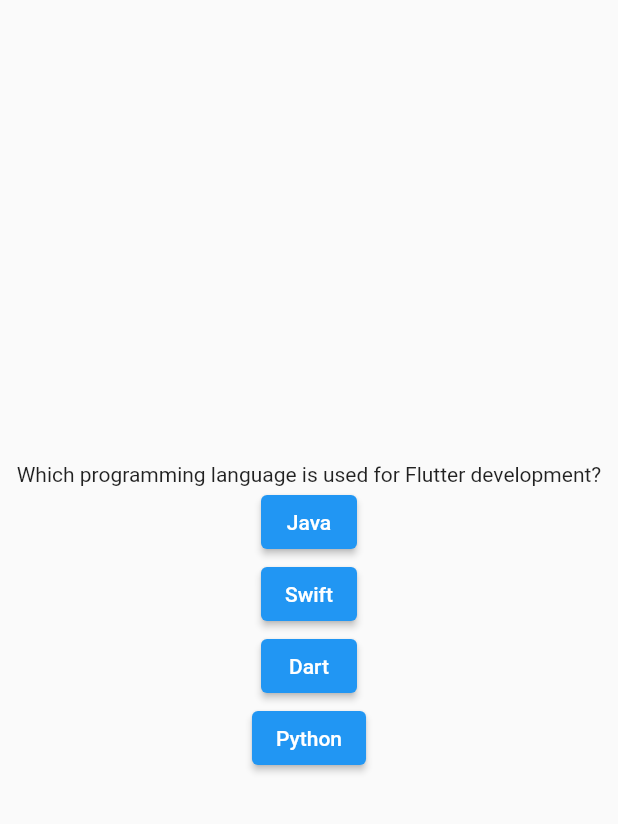
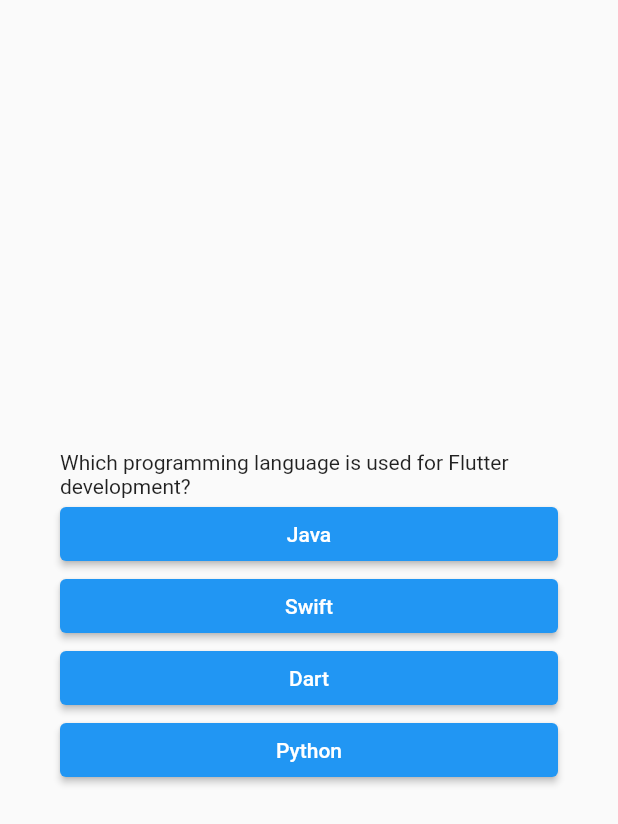
Before and after one commit to cagribozdemir/MobileApp, a Flutter app: the QuizScreen screen opened directly, after a tap on "A programming language", on a phone screen of 412 x 824 dp. Shown: the top 824 px of the screen. Run offline on Flutter 3.47's test engine with Material 2 defaults, Android fonts, the phone set to English and light mode, and no system bars.

Commit message:
Workshop-5

```diff
--- a/introapp/lib/main.dart
+++ b/introapp/lib/main.dart
@@ -1,6 +1,6 @@
 import 'package:flutter/material.dart';
-import 'package:introapp/views/home_screen.dart';
+import 'package:introapp/views/swiper_screen.dart';
 
 void main() {
-  runApp(const MaterialApp(home: HomeScreen()));
+  runApp(const MaterialApp(home: SwiperScreen()));
 }
--- a/introapp/lib/views/quiz_screen.dart
+++ b/introapp/lib/views/quiz_screen.dart
@@ -1,43 +1,79 @@
 import 'package:flutter/material.dart';
 import 'package:introapp/data/questions.dart';
+import 'result_screen.dart';
 
 class QuizScreen extends StatefulWidget {
   const QuizScreen({super.key});
 
   @override
-  _QuizScreenState createState() => _QuizScreenState();
+  State<QuizScreen> createState() {
+    return _QuizState();
+  }
 }
 
-class _QuizScreenState extends State<QuizScreen> {
-  int currentQuestionIndex = 0;
+class _QuizState extends State<QuizScreen> {
+  int selectedQuestionIndex = 0;
+  int correctAnswers = 0;
+  int wrongAnswers = 0;
+  Color buttonColor = Colors.blue; // İlk buton rengi
 
-  void goToNextQuestion() {
-    if (currentQuestionIndex < questions.length - 1) {
+  void checkAnswer(String selectedAnswer) {
+    if (selectedAnswer == questions[selectedQuestionIndex].correctAnswer) {
       setState(() {
-        currentQuestionIndex++;
+        correctAnswers++;
+        buttonColor = Colors.green; // Doğru cevap rengi
       });
     } else {
-      // Sorular bittiğinde yapılacak işlemler buraya eklenebilir.
+      setState(() {
+        wrongAnswers++;
+        buttonColor = Colors.red; // Yanlış cevap rengi
+      });
     }
+
+    Future.delayed(Duration(seconds: 1), () {
+      setState(() {
+        if (questions.length - 1 > selectedQuestionIndex) {
+          selectedQuestionIndex++;
+          buttonColor =
+              Colors.blue; // Bir sonraki soruya geçildiğinde eski rengine dön
+        } else {
+          Navigator.of(context).pushReplacement(
+            MaterialPageRoute(
+              builder: (context) => ResultScreen(
+                correctAnswers: correctAnswers,
+                wrongAnswers: wrongAnswers,
+              ),
+            ),
+          );
+        }
+      });
+    });
   }
 
   @override
-  Widget build(BuildContext context) {
+  Widget build(BuildContext buildContext) {
     return Scaffold(
       body: Center(
-        child: Column(
-          mainAxisAlignment: MainAxisAlignment.center,
-          children: [
-            Text(questions[currentQuestionIndex].question),
-            ...questions[currentQuestionIndex].answers.map((answer) {
-              return ElevatedButton(
-                onPressed: () {
-                  goToNextQuestion(); // Butona basıldığında bir sonraki soruya geç
-                },
-                child: Text(answer),
-              );
-            })
-          ],
+        child: Container(
+          margin: const EdgeInsets.all(40),
+          child: Column(
+            crossAxisAlignment: CrossAxisAlignment.stretch,
+            mainAxisAlignment: MainAxisAlignment.center,
+            children: [
+              Text(questions[selectedQuestionIndex].question),
+              ...questions[selectedQuestionIndex].answers.map((answer) {
+                return ElevatedButton(
+                  onPressed: () {
+                    checkAnswer(answer);
+                  },
+                  style: ElevatedButton.styleFrom(
+                    backgroundColor: buttonColor,
+                  ),
+                  child: Text(answer),
+                );
+              })
+            ],
+          ),
         ),
       ),
     );
```
Also changed, not shown: introapp/lib/views/home_screen.dart (+4 -10 lines), introapp/lib/views/result_screen.dart (added, +26 -0 lines), introapp/lib/views/swiper_screen.dart (added, +31 -0 lines).
